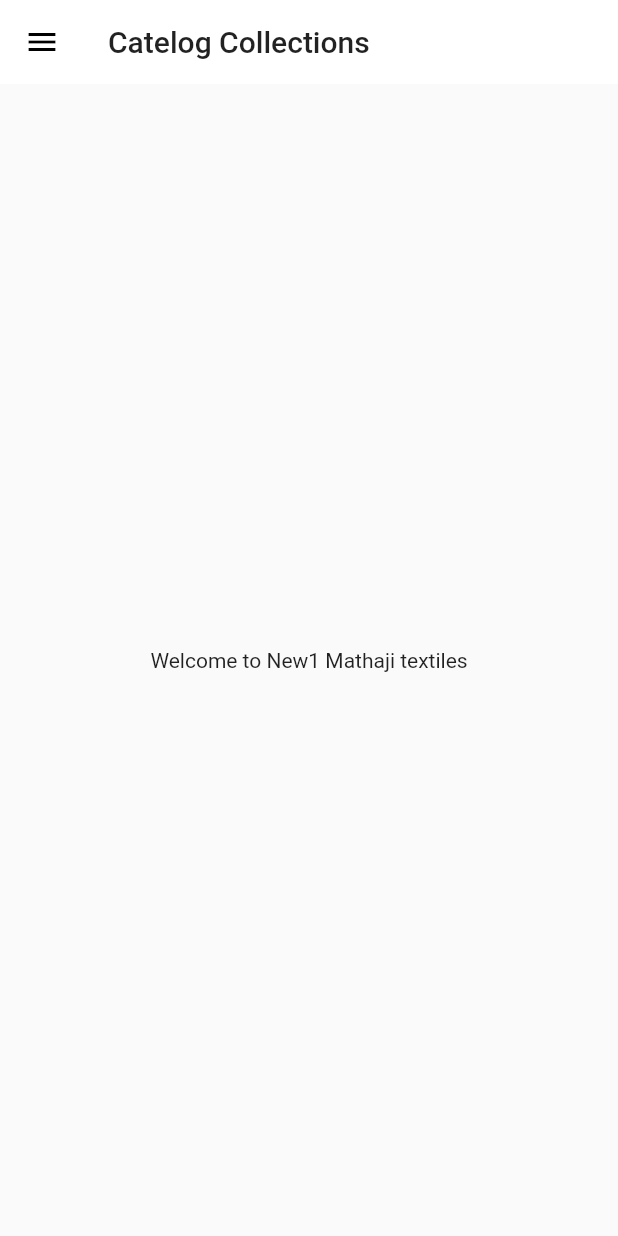
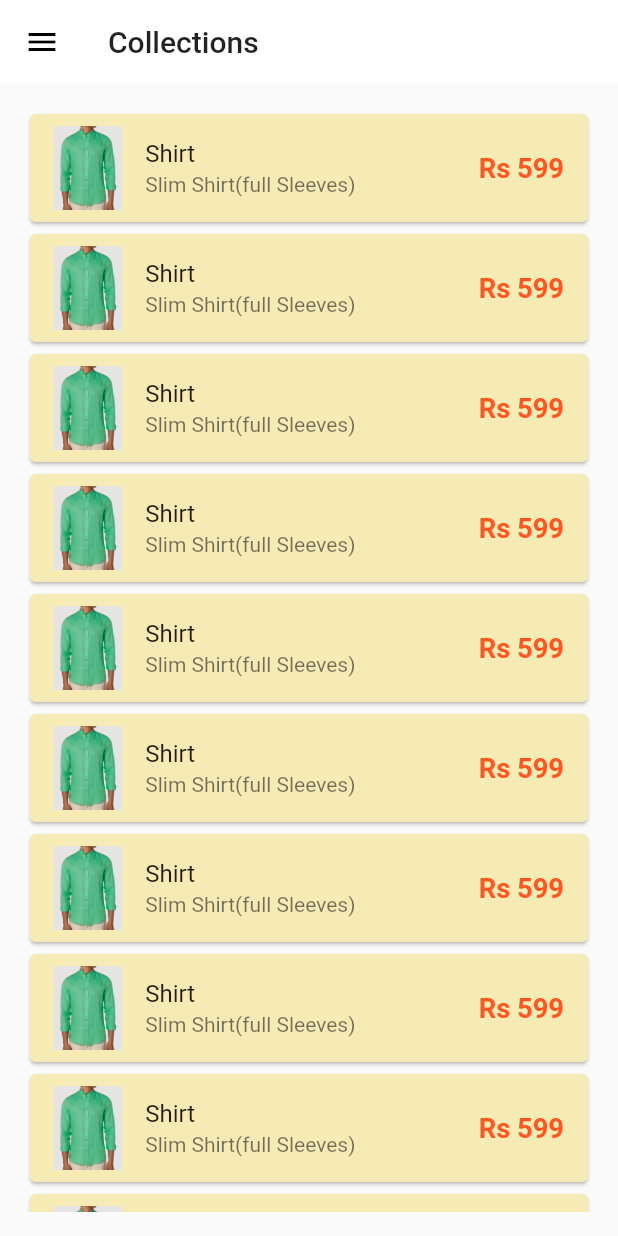
Before and after one commit to Dinesh-choudhary-Wow/Flutter_1st_Project, a Flutter app: the screen it shows after launch, on a phone screen of 412 x 824 dp. Run offline on Flutter 3.47's test engine with Material 2 defaults, Android fonts, the phone set to English and light mode, and no system bars; our stand-ins replace google_fonts.

Commit message:
level 10 complete created a carelog list added products details and designed the UI.

```diff
--- a/lib/models/catalog.dart
+++ b/lib/models/catalog.dart
@@ -1,5 +1,17 @@
+class CatelogModel {
+  static final items = [
+    Item(
+        id: 1,
+        name: "Shirt",
+        desc: "Slim Shirt(full Sleeves)",
+        price: 599,
+        color: "green",
+        image: "assets/images/shirt01.jpg")
+  ];
+}
+
 class Item {
-  final String id;
+  final int id;
   final String name;
   final String desc;
   final num price;
@@ -14,13 +26,3 @@
       required this.color,
       required this.image});
 }
-
-final products = [
-  Item(
-      id: "Shirt01",
-      name: "Shirt",
-      desc: "Slim Shirt(full Sleeves)",
-      price: 599,
-      color: "green",
-      image: "assets/images/shirt01.jpg")
-];
--- a/lib/screens/home_page.dart
+++ b/lib/screens/home_page.dart
@@ -1,21 +1,31 @@
 import 'package:flutter/material.dart';
+import 'package:flutter_newp/models/catalog.dart';
 import 'package:flutter_newp/widgets/drawer.dart';
+import 'package:flutter_newp/widgets/item_widget.dart';
 
 class HomePage extends StatelessWidget {
   const HomePage({Key? key}) : super(key: key);
 
   @override
   Widget build(BuildContext context) {
-    // ignore: constant_identifier_names
+    final dummyList = List.generate(20, (index) => CatelogModel.items[0]);
     const String ShopIntro = "Welcome to New1 Mathaji textiles";
 
     return Scaffold(
       appBar: AppBar(
-        title: Text("Catelog Collections"),
+        title: Text(
+          "Collections",
+        ),
       ),
-      body: Center(
-        child: Container(
-          child: Text('$ShopIntro'),
+      body: Padding(
+        padding: const EdgeInsets.all(16.0),
+        child: ListView.builder(
+          itemCount: dummyList.length,
+          itemBuilder: (context, index) {
+            return ItemWidget(
+              item: dummyList[index],
+            );
+          },
         ),
       ),
       drawer: MyDrawer(),
--- /dev/null
+++ b/lib/widgets/item_widget.dart
@@ -0,0 +1,33 @@
+import 'package:flutter/material.dart';
+import 'package:flutter/services.dart';
+
+import '../models/catalog.dart';
+
+class ItemWidget extends StatelessWidget {
+  final Item item;
+
+  const ItemWidget({Key? key, required this.item})
+      : assert(item != null),
+        super(key: key);
+
+  @override
+  Widget build(BuildContext context) {
+    return Card(
+      color: Color.fromARGB(255, 247, 235, 181),
+      child: ListTile(
+        onTap: () {
+          print("${item.name} pressed");
+        },
+        leading: Image.asset(item.image),
+        title: Text(item.name),
+        subtitle: Text(item.desc),
+        trailing: Text(
+          "\Rs ${item.price}",
+          textScaleFactor: 1.3,
+          style:
+              TextStyle(color: Colors.deepOrange, fontWeight: FontWeight.bold),
+        ),
+      ),
+    );
+  }
+}
```
